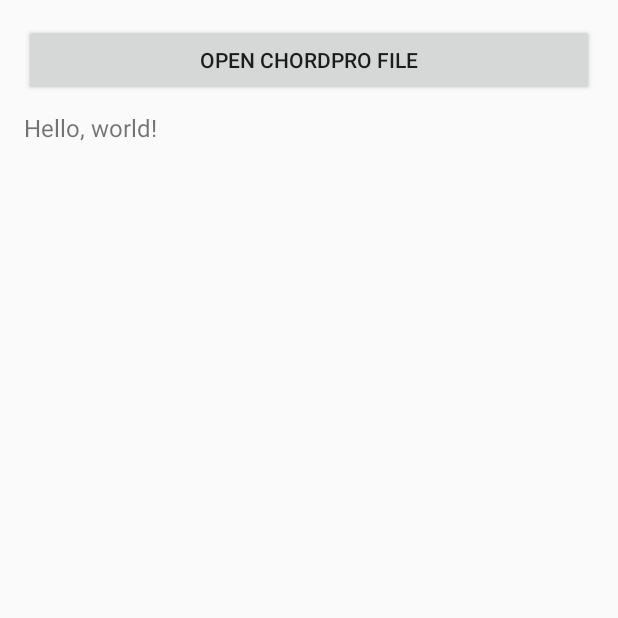
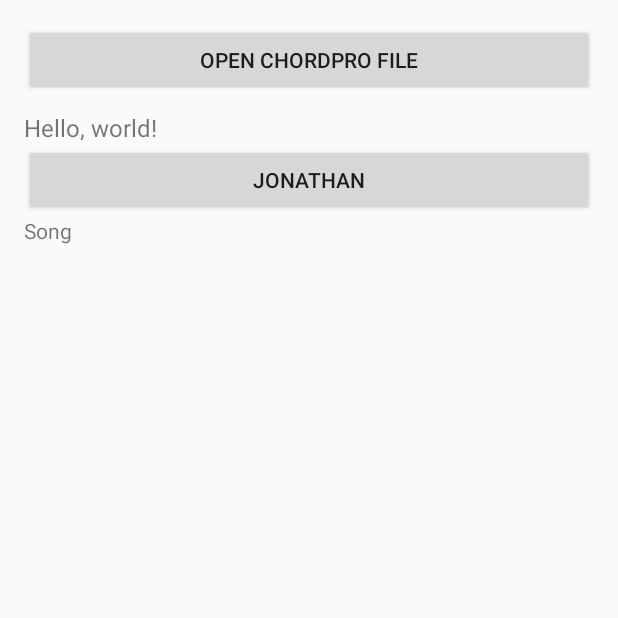
Before and after one commit to hopekcc/summer-intern-2025, an Android app built with Jetpack Compose: the screen it shows after launch (MainActivity), on a phone screen of 412 x 824 dp, the top half of it. Run offline under Robolectric (Android 15) with nearby library versions, the phone set to English and light mode, and no system bars.

Commit message:
Pushing my version of app that I downloaded seperately

```diff
--- a/mobile/sample/app/src/main/java/com/example/test1/MainActivity.kt
+++ b/mobile/sample/app/src/main/java/com/example/test1/MainActivity.kt
@@ -24,6 +24,8 @@ class MainActivity : ComponentActivity() {
     private lateinit var openFileLauncher: ActivityResultLauncher<Intent>
     private lateinit var song: TextView
     private lateinit var btnOpenFile: Button
+    private lateinit var openbutton: Button
+    private lateinit var textView2: TextView
 
     override fun onCreate(savedInstanceState: Bundle?) {
         super.onCreate(savedInstanceState)
@@ -33,6 +35,11 @@ class MainActivity : ComponentActivity() {
         song.text = "Hello, world!"
 
         btnOpenFile = findViewById((R.id.btnOpenFile))
+
+        openbutton = findViewById((R.id.openbutton))
+
+        textView2 = findViewById(R.id.textView2)
+
         btnOpenFile.setOnClickListener {
             CoroutineScope(Dispatchers.IO).launch {
                 val result =
@@ -42,6 +49,16 @@ class MainActivity : ComponentActivity() {
                 }
             }
             enableEdgeToEdge()
+        }
+
+        openbutton.setOnClickListener {
+            CoroutineScope(Dispatchers.IO).launch {
+                val result =
+                    fetchTextFromWeb("https://raw.githubusercontent.com/hopekcc/song-db-chordpro/refs/heads/main/mattgraham-songs/10000%20Reasons.cho") // Simulate background work
+                withContext(Dispatchers.Main) {
+                    textView2.text = result // ✅ Safe UI update on main thread
+                }
+            }
         }
     }
 }
--- a/mobile/sample/app/src/main/res/layout/layout.xml
+++ b/mobile/sample/app/src/main/res/layout/layout.xml
@@ -24,4 +24,17 @@
             android:textSize="16sp"
             android:text="@string/waiting_for_songs"/>
     </ScrollView>
+
+    <Button
+        android:id="@+id/openbutton"
+        android:layout_width="match_parent"
+        android:layout_height="wrap_content"
+        android:text="Jonathan" />
+
+    <TextView
+        android:id="@+id/textView2"
+        android:layout_width="match_parent"
+        android:layout_height="wrap_content"
+        android:text="Song" />
+
 </LinearLayout>
```
